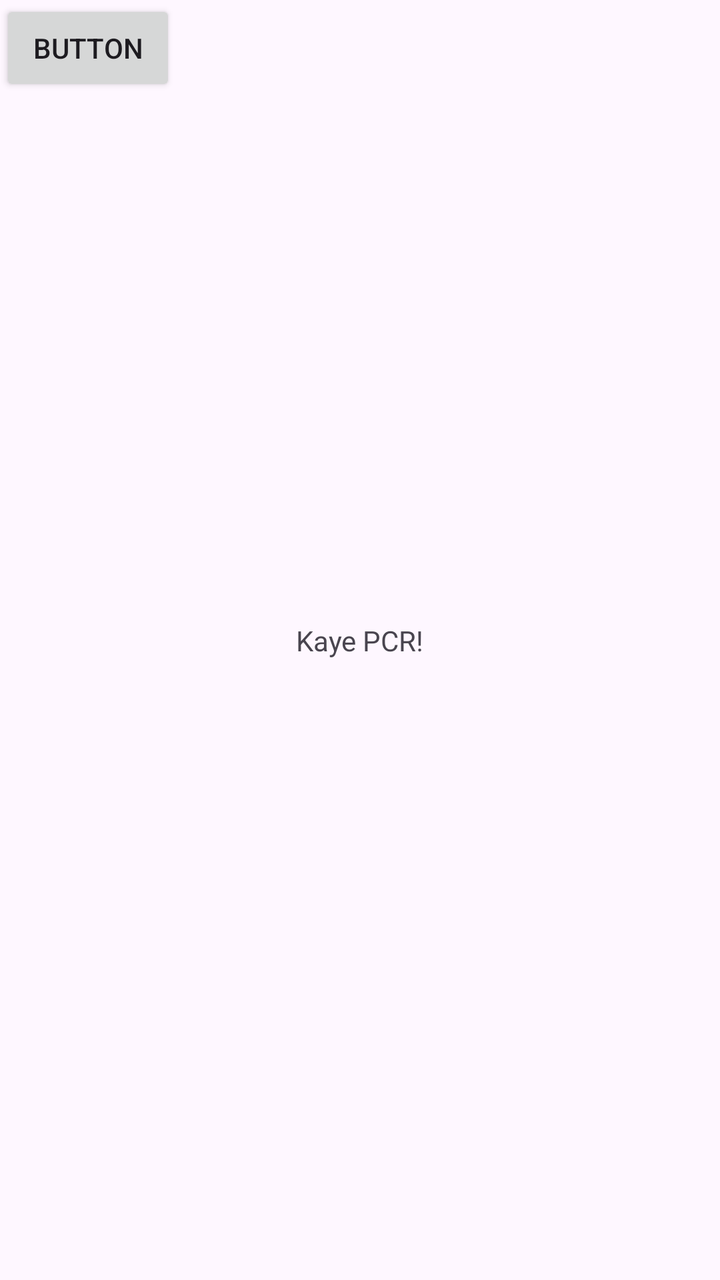
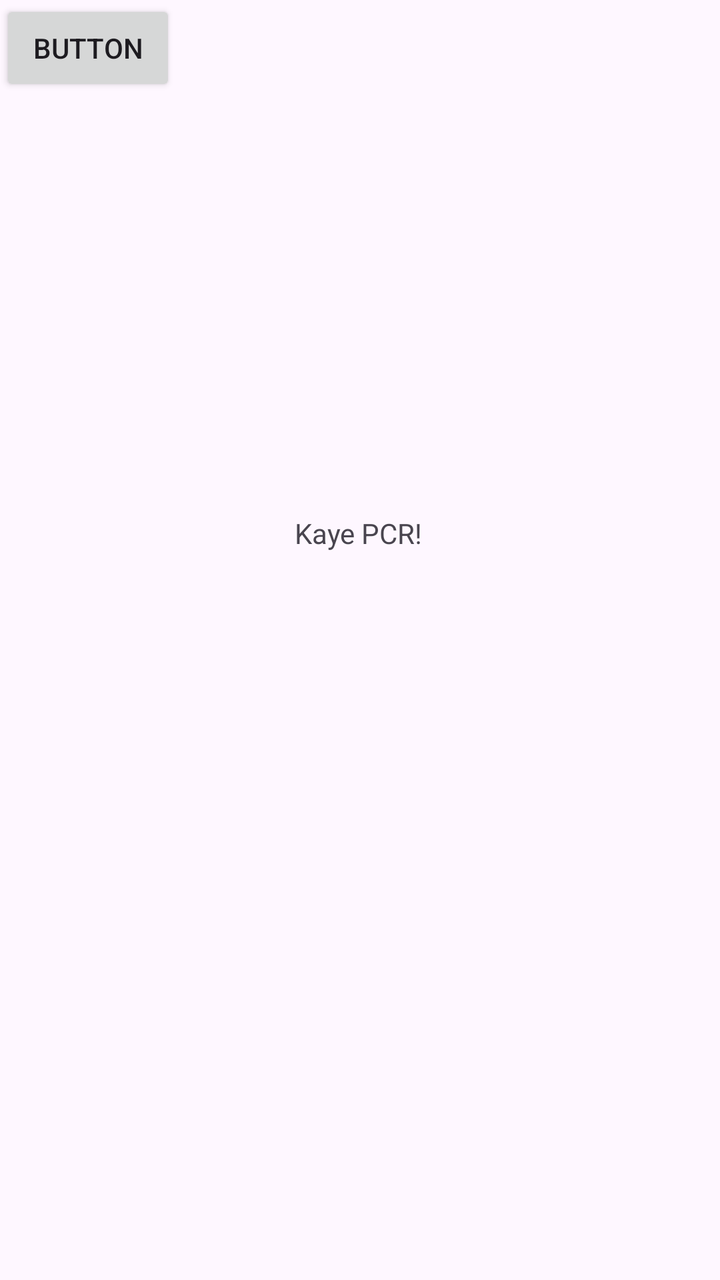

Compare the two renders of this Android layout. The source of the first and the diff that turns it into the second are given below.
<!-- AndroidManifest.xml: application theme Theme.KayeMob -->
<!-- res/layout/activity_main.xml -->
<?xml version="1.0" encoding="utf-8"?>
<androidx.constraintlayout.widget.ConstraintLayout xmlns:android="http://schemas.android.com/apk/res/android"
    xmlns:app="http://schemas.android.com/apk/res-auto"
    xmlns:tools="http://schemas.android.com/tools"
    android:id="@+id/main"
    android:layout_width="match_parent"
    android:layout_height="match_parent"
    tools:context=".MainActivity">

    <TextView
        android:layout_width="wrap_content"
        android:layout_height="wrap_content"
        android:text="Kaye PCR!"
        app:layout_constraintBottom_toBottomOf="parent"
        app:layout_constraintEnd_toEndOf="parent"
        app:layout_constraintStart_toStartOf="parent"
        app:layout_constraintTop_toTopOf="parent" />

    <Button
        android:id="@+id/button"
        android:layout_width="wrap_content"
        android:layout_height="wrap_content"
        android:text="Button"
        tools:layout_editor_absoluteX="160dp"
        tools:layout_editor_absoluteY="397dp" />

</androidx.constraintlayout.widget.ConstraintLayout>
<!-- resources referenced by this layout -->
<resources>
  <style name="Theme.KayeMob" parent="Base.Theme.KayeMob" />
  <style name="Base.Theme.KayeMob" parent="Theme.Material3.DayNight.NoActionBar">
          
          
      </style>
</resources>

<!-- the commit's change to res/layout/activity_main.xml (unified diff, before → after) -->
@@ -10,11 +10,12 @@
     <TextView
         android:layout_width="wrap_content"
         android:layout_height="wrap_content"
+        android:layout_marginBottom="364dp"
         android:text="Kaye PCR!"
         app:layout_constraintBottom_toBottomOf="parent"
         app:layout_constraintEnd_toEndOf="parent"
-        app:layout_constraintStart_toStartOf="parent"
-        app:layout_constraintTop_toTopOf="parent" />
+        app:layout_constraintHorizontal_bias="0.498"
+        app:layout_constraintStart_toStartOf="parent" />
 
     <Button
         android:id="@+id/button"
